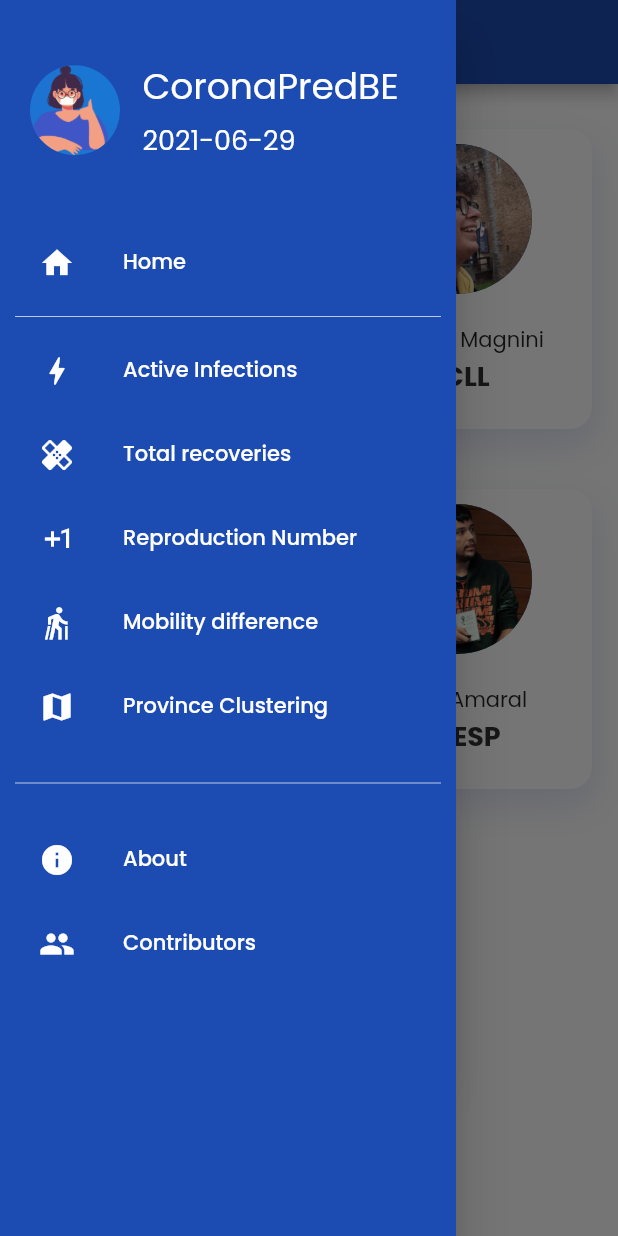
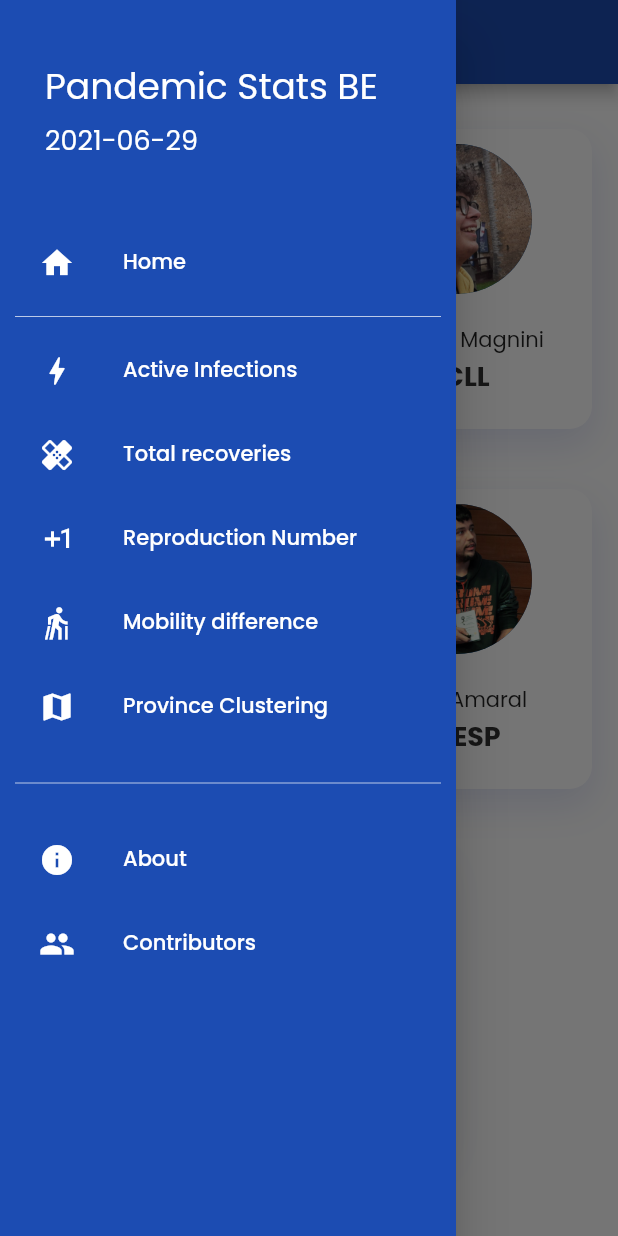
Before and after one commit to ThibaultMagnini/CovidBelgiumApp, a Flutter app: the ContributerPage screen opened directly, with the side drawer open, on a phone screen of 412 x 824 dp. Run offline on Flutter 3.47's test engine with Material 2 defaults, Android fonts, the phone set to English and light mode, and no system bars; our stand-ins replace fl_chart, flutter_svg; missing offline and left inert: fl_animated_linechart, syncfusion_flutter_maps; network calls fail; project files that could hold a hidden picture were left out.

Commit message:
fixes after release 2.0.0

```diff
--- a/lib/main.dart
+++ b/lib/main.dart
@@ -16,7 +16,7 @@ class MyApp extends StatelessWidget {
   Widget build(BuildContext context) {
     return MaterialApp(
       debugShowCheckedModeBanner: false,
-      title: 'Covid-19 Belgium',
+      title: 'Pandemic Stats Belgium',
       theme: ThemeData(
         scaffoldBackgroundColor: kBackgroundColor,
         fontFamily: "Poppins",
@@ -110,7 +110,7 @@ class HomePage extends State<Home> {
                             Positioned(
                               left: 130,
                               child: Text(
-                                "Covid19-stats.be\nStatistics & forecasts",
+                                "Pandemic Stats BE\nStatistics & forecasts",
                                 style: kHeadingTextStyle.copyWith(
                                     color: Colors.white),
                               ),
@@ -128,7 +128,9 @@ class HomePage extends State<Home> {
                 style: kTitleTextstyle.copyWith(color: Colors.black),
               ),
               Text(
-                formatter.format(DateTime.now()).toString(),
+                formatter
+                    .format(DateTime.now().subtract(Duration(days: 1)))
+                    .toString(),
                 style: kTitleTextstyle.copyWith(color: Colors.black),
               ),
               SizedBox(
--- a/lib/page/contributers_page.dart
+++ b/lib/page/contributers_page.dart
@@ -12,7 +12,8 @@ class ContributerPage extends StatelessWidget {
           centerTitle: true,
           backgroundColor: Color.fromARGB(255, 28, 76, 178),
         ),
-        body: Column(
+        body: SingleChildScrollView(
+          child: Column(
             mainAxisAlignment: MainAxisAlignment.start,
             crossAxisAlignment: CrossAxisAlignment.center,
             children: <Widget>[
@@ -96,7 +97,8 @@ class ContributerPage extends StatelessWidget {
                       ),
                     ),
                     onTap: () {
-                    _launchURL("https://www.linkedin.com/in/thibaultmagnini/");
+                      _launchURL(
+                          "https://www.linkedin.com/in/thibaultmagnini/");
                     },
                   ),
                 ],
@@ -184,6 +186,9 @@ class ContributerPage extends StatelessWidget {
                   ),
                 ],
               ),
+              SizedBox(
+                height: 40,
+              ),
               Row(
                 mainAxisAlignment: MainAxisAlignment.spaceEvenly,
                 children: <Widget>[
@@ -212,7 +217,7 @@ class ContributerPage extends StatelessWidget {
                           SizedBox(
                             height: 20,
                           ),
-                        Text("Prof. Wallace Casaca"),
+                          Text("Prof.Wallace Casaca"),
                           Text(
                             "UNESP",
                             style: kTitleTextstyle,
@@ -220,14 +225,11 @@ class ContributerPage extends StatelessWidget {
                         ],
                       ),
                     ),
-                  onTap: () {
-                    _launchURL(
-                        "https://www.linkedin.com/in/cassio-oishi-334b3676/");
-                  },
                   ),
                 ],
               )
             ],
+          ),
         ),
       );
 
--- a/lib/widgets/navigation_drawer_widget.dart
+++ b/lib/widgets/navigation_drawer_widget.dart
@@ -12,7 +12,7 @@ import 'package:intl/intl.dart';
 
 class NavigationDrawerWidget extends StatelessWidget {
   final padding = EdgeInsets.symmetric(horizontal: 10);
-  final title = "CoronaPredBE";
+  final title = "Pandemic Stats BE";
   final DateFormat formatter = DateFormat('yyyy-MM-dd');
 
   @override
@@ -109,13 +109,7 @@ class NavigationDrawerWidget extends StatelessWidget {
           )),
           child: Row(
             children: [
-              CircleAvatar(
-                radius: 30,
-                backgroundImage: AssetImage("assets/images/wear_mask.png"),
-              ),
-              SizedBox(
-                width: 15,
-              ),
+              SizedBox(width: 10),
               Column(
                 crossAxisAlignment: CrossAxisAlignment.start,
                 children: [
--- a/pubspec.yaml
+++ b/pubspec.yaml
@@ -15,7 +15,7 @@ publish_to: 'none' # Remove this line if you wish to publish to pub.dev
 # In iOS, build-name is used as CFBundleShortVersionString while build-number used as CFBundleVersion.
 # Read more about iOS versioning at
 # https://developer.apple.com/library/archive/documentation/General/Reference/InfoPlistKeyReference/Articles/CoreFoundationKeys.html
-version: 1.0.0+1
+version: 2.0.0+2
 
 environment:
   sdk: ">=2.7.0 <3.0.0"
```
Also changed, not shown: lib/page/clustering_detail_page.dart (added, +55 -0 lines), lib/page/clustering_page.dart (+5 -5 lines), lib/page/mobility_difference_page.dart (+12 -5 lines), 7 other files. Lines whose indentation alone changed are shown as unchanged.
